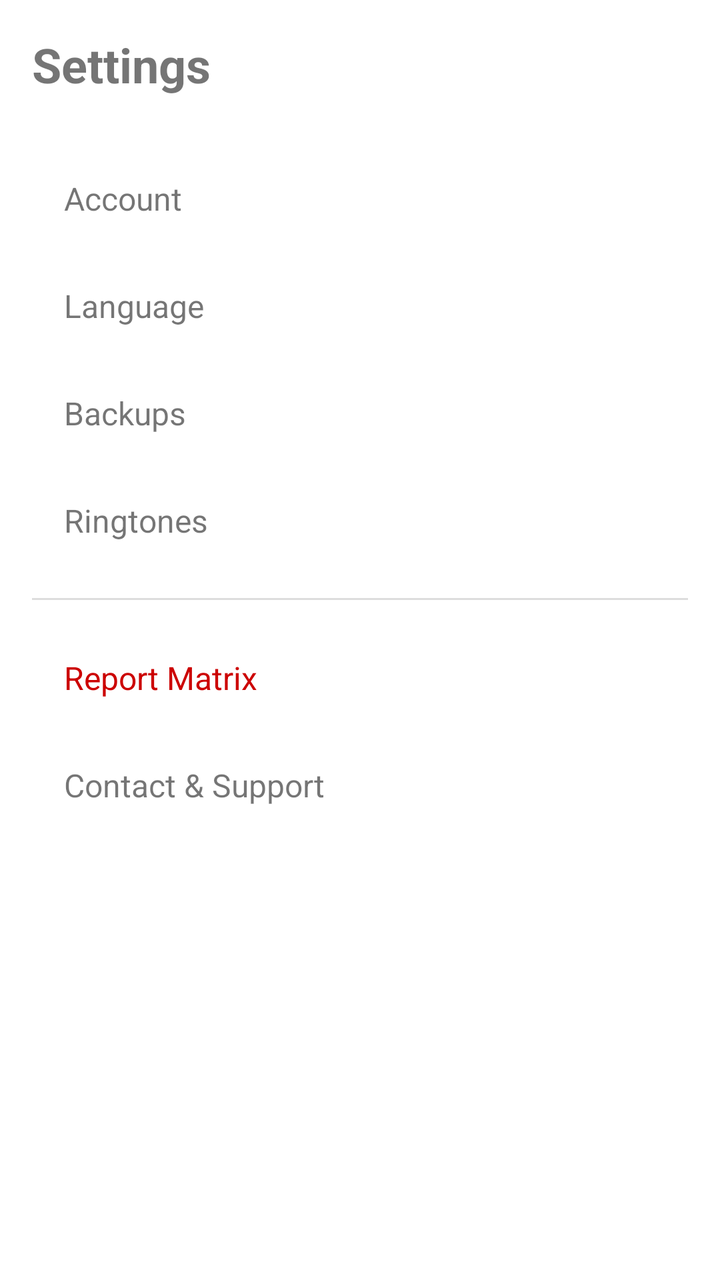
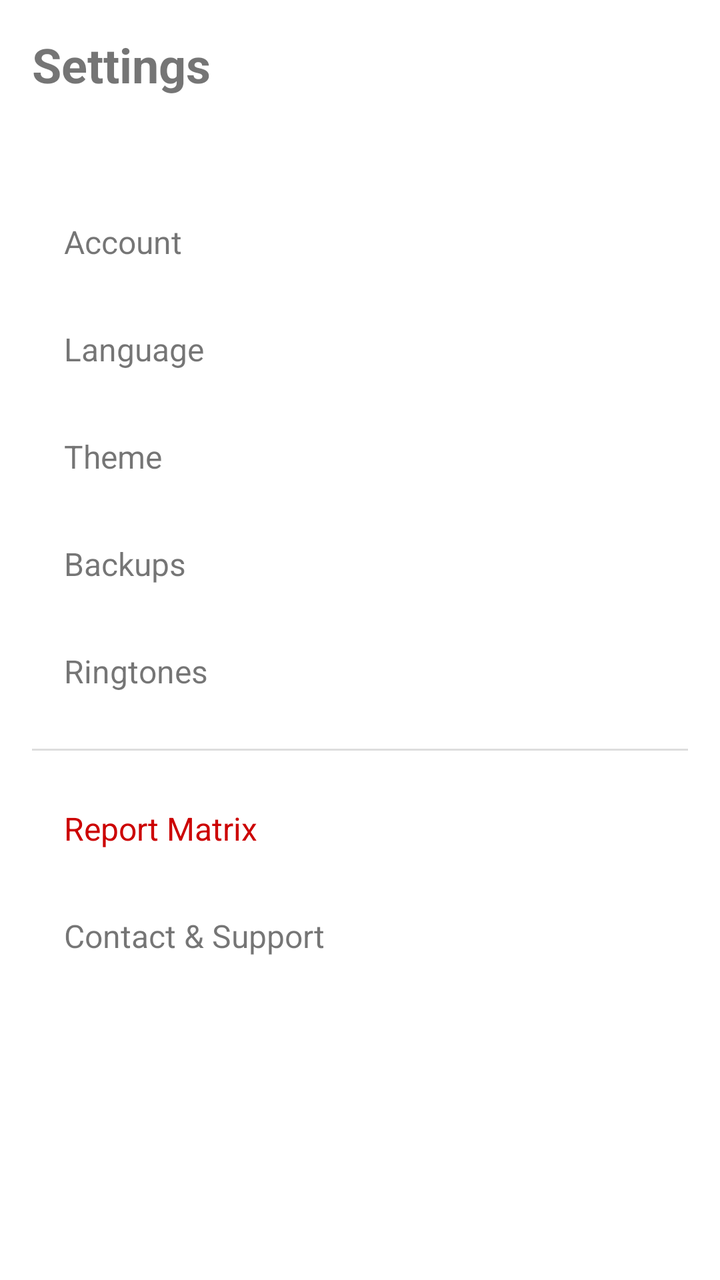

Compare the two renders of this Android layout. The source of the first and the diff that turns it into the second are given below.
<!-- AndroidManifest.xml: application theme Theme.MatrixMessenger -->
<!-- res/layout/activity_settings.xml -->
<?xml version="1.0" encoding="utf-8"?>
<LinearLayout xmlns:android="http://schemas.android.com/apk/res/android"
    android:layout_width="match_parent"
    android:layout_height="match_parent"
    android:orientation="vertical"
    android:padding="16dp">

    <TextView
        android:layout_width="match_parent"
        android:layout_height="wrap_content"
        android:text="Settings"
        android:textSize="24sp"
        android:textStyle="bold"
        android:layout_marginBottom="24dp" />

    <TextView
        android:id="@+id/accountRow"
        style="@style/SettingsRow"
        android:text="Account" />

    <TextView
        android:id="@+id/languageRow"
        style="@style/SettingsRow"
        android:text="Language" />

    <TextView
        android:id="@+id/backupsRow"
        style="@style/SettingsRow"
        android:text="Backups" />

    <TextView
        android:id="@+id/ringtonesRow"
        style="@style/SettingsRow"
        android:text="Ringtones" />

    <View
        android:layout_width="match_parent"
        android:layout_height="1dp"
        android:background="#DDDDDD"
        android:layout_marginVertical="12dp" />

    <TextView
        android:id="@+id/reportMatrixRow"
        style="@style/SettingsRow"
        android:text="Report Matrix"
        android:textColor="#CC0000" />

    <TextView
        android:id="@+id/contactSupportRow"
        style="@style/SettingsRow"
        android:text="Contact &amp; Support" />

</LinearLayout>
<!-- resources referenced by this layout -->
<resources>
  <style name="SettingsRow">
          <item name="android:layout_width">match_parent</item>
          <item name="android:layout_height">wrap_content</item>
          <item name="android:padding">16dp</item>
          <item name="android:textSize">16sp</item>
          <item name="android:background">?attr/selectableItemBackground</item>
          <item name="android:clickable">true</item>
          <item name="android:focusable">true</item>
      </style>
  <style name="Theme.MatrixMessenger" parent="Theme.MaterialComponents.DayNight.NoActionBar" />
</resources>

<!-- the commit's change to res/layout/activity_settings.xml (unified diff, before → after) -->
@@ -11,6 +11,14 @@
         android:text="Settings"
         android:textSize="24sp"
         android:textStyle="bold"
+        android:layout_marginBottom="4dp" />
+
+    <TextView
+        android:id="@+id/identityText"
+        android:layout_width="match_parent"
+        android:layout_height="wrap_content"
+        android:textSize="13sp"
+        android:textColor="#888888"
         android:layout_marginBottom="24dp" />
 
     <TextView
@@ -22,6 +30,11 @@
         android:id="@+id/languageRow"
         style="@style/SettingsRow"
         android:text="Language" />
+
+    <TextView
+        android:id="@+id/themeRow"
+        style="@style/SettingsRow"
+        android:text="Theme" />
 
     <TextView
         android:id="@+id/backupsRow"
